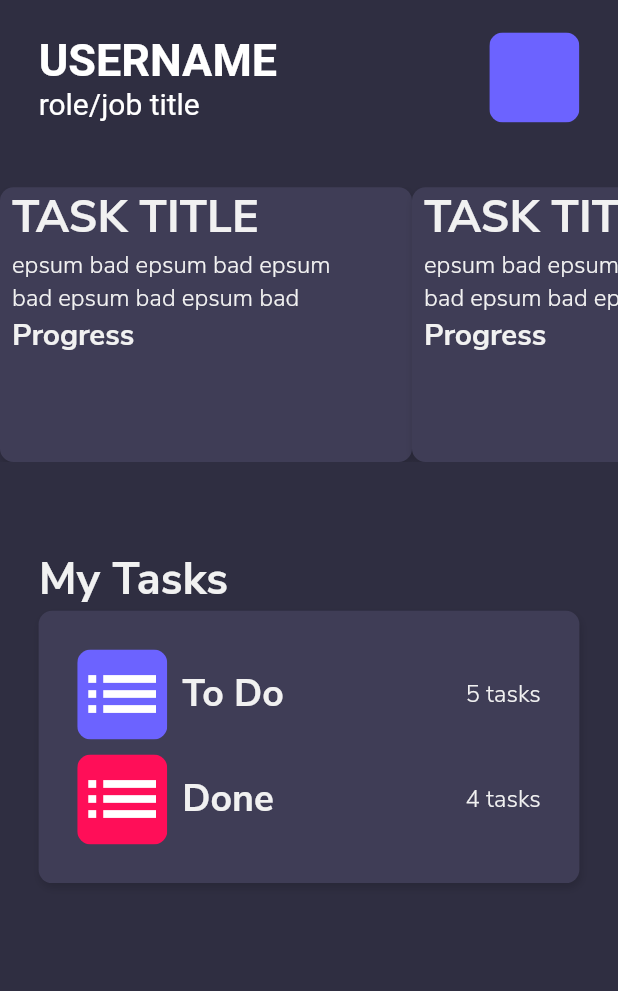
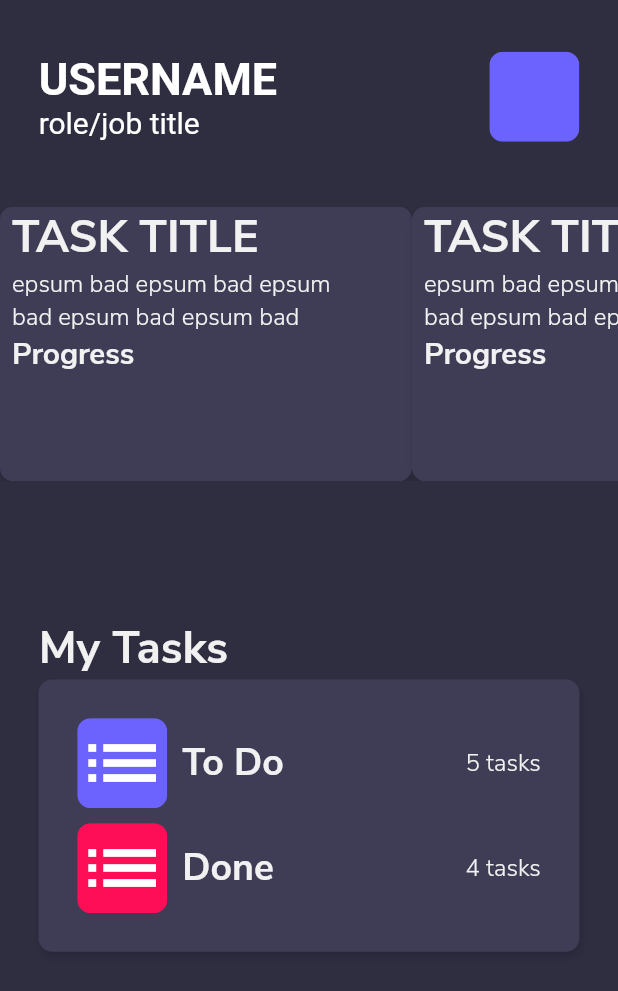
Before and after one commit to SBAMTeam/Task-Manager, a Flutter app: the HomePage screen opened directly, on a phone screen of 412 x 824 dp. Shown: the top 991 px of the screen. Run offline on Flutter 3.47's test engine with Material 2 defaults, Android fonts, the phone set to English and light mode, and no system bars; drawn by our look-alikes of auto_size_text; our stand-ins replace date_time_picker, fluttertoast, get, moor, pin_code_text_field and 2 more; missing offline and left inert: clipboard, dart:ffi, sqlite3; accounts and stored records are empty; generated files the repository leaves out were written again.

Commit message:
minor changes

```diff
--- a/lib/View/Components/user_info_bar.dart
+++ b/lib/View/Components/user_info_bar.dart
@@ -11,7 +11,8 @@
   @override
   Widget build(BuildContext context) {
     return Container(
-      padding: EdgeInsets.symmetric(horizontal: Get.width / 16),
+      padding: EdgeInsets.symmetric(
+          horizontal: Get.width / 16, vertical: Get.height / 32),
       child: Row(
         mainAxisAlignment: MainAxisAlignment.spaceBetween,
         children: [
--- a/lib/View/Pages/server_page.dart
+++ b/lib/View/Pages/server_page.dart
@@ -18,6 +18,7 @@
   const HomePage({Key key}) : super(key: key);
   @override
   Widget build(BuildContext context) {
+    var height = Get.height;
     Usermodel usermodel = Usermodel();
 
     Servermodel servermodel = Servermodel();
@@ -30,7 +31,7 @@
           crossAxisAlignment: CrossAxisAlignment.stretch,
           children: [
             Container(
-              height: Get.height / 2.5,
+              height: height / 2.5,
               child: Column(
                 mainAxisAlignment: MainAxisAlignment.spaceAround,
                 crossAxisAlignment: CrossAxisAlignment.stretch,
@@ -86,7 +87,7 @@
               ),
             ),
             Container(
-              height: Get.height / 1.8,
+              height: height / 2,
               child: Column(
                 // mainAxisAlignment: MainAxisAlignment.start,
                 // crossAxisAlignment: CrossAxisAlignment.stretch,
--- a/lib/View/Pages/splash_screen.dart
+++ b/lib/View/Pages/splash_screen.dart
@@ -4,9 +4,11 @@
 import 'package:taskmanager/Database/db_functions.dart';
 import 'package:taskmanager/View/Components/constants.dart';
 import 'package:taskmanager/View/Pages/logged_in_page.dart';
+import 'package:taskmanager/View/Pages/server_list_builder_ui.dart';
 import 'package:taskmanager/View/Pages/server_page.dart';
 
 import 'login.dart';
+import 'server_list.dart';
 
 class SplashScreen extends GetView<UserController> {
   const SplashScreen({Key key}) : super(key: key);
@@ -15,7 +17,7 @@
     controller.getUsername();
     Future.delayed(Duration(seconds: 3), () async {
       if (await DBFunctions.isUserLoggedIn() == true) {
-        Get.off(() => HomePage());
+        Get.off(() => LoggedInPage());
         return;
       } else {
         Get.off(() => Login());
--- a/lib/main.dart
+++ b/lib/main.dart
@@ -1,6 +1,7 @@
 import 'dart:ffi';
 import 'dart:io';
 import 'package:sqlite3/open.dart';
+import 'package:taskmanager/View/Pages/server_list.dart';
 
 import 'Database/database.dart' as myDB;
 import 'package:flutter/material.dart';
```
Also changed, not shown: lib/View/Components/NavigationBar.dart (+10 -4 lines), lib/View/Components/server_list_builder.dart (+12 -6 lines), lib/View/Pages/logged_in_page.dart (+12 -6 lines), lib/View/Pages/server_list.dart (+2 -5 lines), lib/View/Pages/server_list_builder_ui.dart (added, +24 -0 lines), 1 other file.
